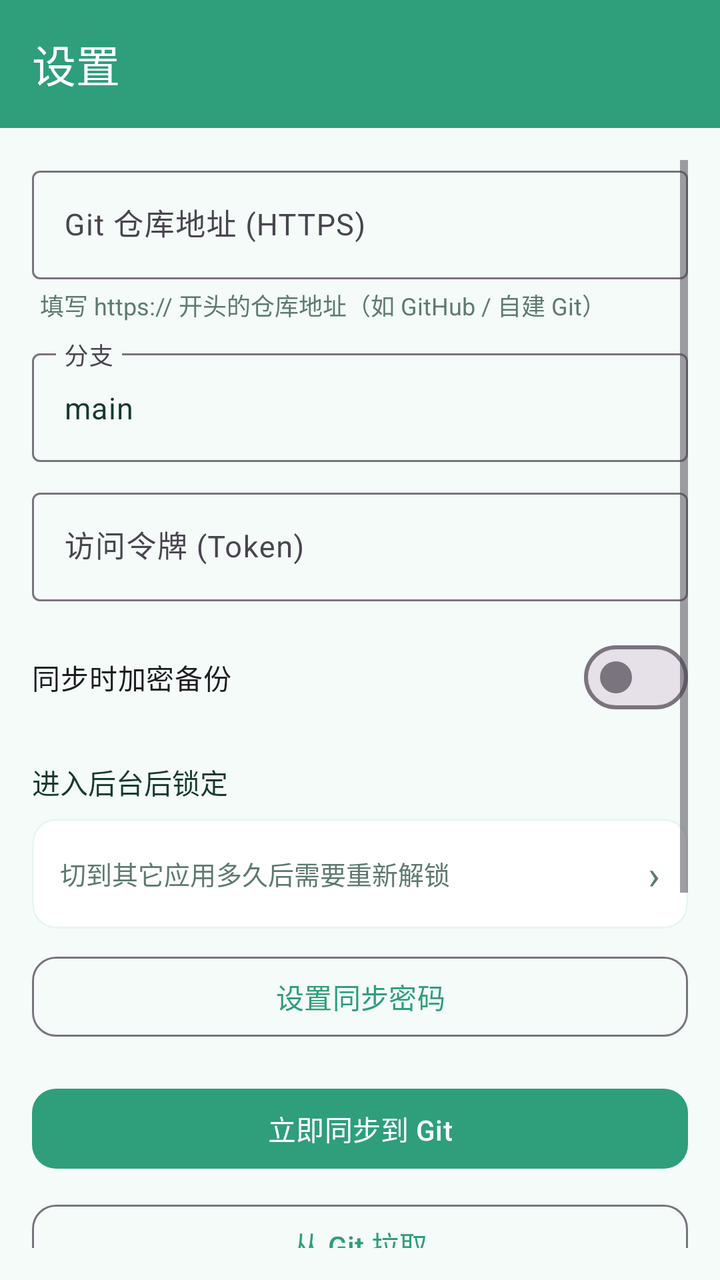
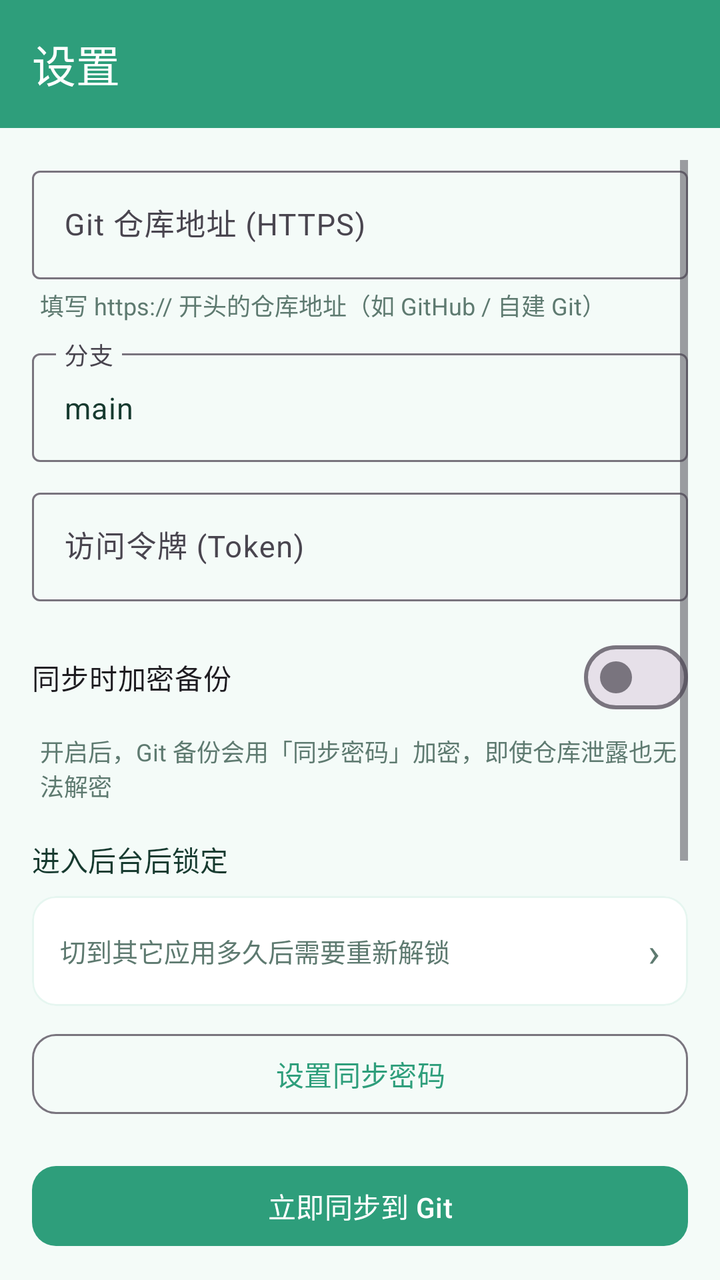

Screens rendered from an Android XML layout before and after an edit, with the pre-edit source and the edit as a unified diff.
<!-- AndroidManifest.xml: activity theme Theme.LXJMFA.NoActionBar -->
<!-- res/layout/activity_settings.xml -->
<?xml version="1.0" encoding="utf-8"?>
<LinearLayout xmlns:android="http://schemas.android.com/apk/res/android"
    xmlns:app="http://schemas.android.com/apk/res-auto"
    android:layout_width="match_parent"
    android:layout_height="match_parent"
    android:orientation="vertical"
    android:background="@color/bg">

    
    <com.google.android.material.appbar.MaterialToolbar
        android:id="@+id/toolbar"
        android:layout_width="match_parent"
        android:layout_height="?attr/actionBarSize"
        android:fitsSystemWindows="true"
        android:background="@color/primary"
        app:titleTextColor="@android:color/white"
        app:navigationIconTint="@android:color/white"
        app:title="@string/settings" />

    <ScrollView
        android:layout_width="match_parent"
        android:layout_height="match_parent"
        android:padding="16dp">

        <LinearLayout
            android:layout_width="match_parent"
            android:layout_height="wrap_content"
            android:orientation="vertical">

            <com.google.android.material.textfield.TextInputLayout
                android:layout_width="match_parent"
                android:layout_height="wrap_content"
                android:hint="@string/git_repo_url"
                style="@style/Widget.Material3.TextInputLayout.OutlinedBox">
                <com.google.android.material.textfield.TextInputEditText
                    android:id="@+id/et_repo"
                    android:layout_width="match_parent"
                    android:layout_height="wrap_content"
                    android:inputType="textUri"
                    android:textColor="@color/text_primary"
                    android:textSize="15sp" />
            </com.google.android.material.textfield.TextInputLayout>

            <TextView
                android:layout_width="match_parent"
                android:layout_height="wrap_content"
                android:layout_marginTop="4dp"
                android:paddingStart="4dp"
                android:text="@string/git_repo_hint"
                android:textColor="@color/text_secondary"
                android:textSize="12sp" />

            <com.google.android.material.textfield.TextInputLayout
                android:layout_width="match_parent"
                android:layout_height="wrap_content"
                android:layout_marginTop="10dp"
                android:hint="@string/git_branch"
                style="@style/Widget.Material3.TextInputLayout.OutlinedBox">
                <com.google.android.material.textfield.TextInputEditText
                    android:id="@+id/et_branch"
                    android:layout_width="match_parent"
                    android:layout_height="wrap_content"
                    android:textColor="@color/text_primary"
                    android:textSize="15sp"
                    android:text="main" />
            </com.google.android.material.textfield.TextInputLayout>

            <com.google.android.material.textfield.TextInputLayout
                android:layout_width="match_parent"
                android:layout_height="wrap_content"
                android:layout_marginTop="10dp"
                android:hint="@string/git_token"
                style="@style/Widget.Material3.TextInputLayout.OutlinedBox">
                <com.google.android.material.textfield.TextInputEditText
                    android:id="@+id/et_token"
                    android:layout_width="match_parent"
                    android:layout_height="wrap_content"
                    android:inputType="textPassword"
                    android:textColor="@color/text_primary"
                    android:textSize="15sp" />
            </com.google.android.material.textfield.TextInputLayout>

            <com.google.android.material.materialswitch.MaterialSwitch
                android:id="@+id/sw_encrypt"
                android:layout_width="match_parent"
                android:layout_height="wrap_content"
                android:layout_marginTop="14dp"
                android:text="@string/encrypt_backup" />

            <TextView
                android:layout_width="wrap_content"
                android:layout_height="wrap_content"
                android:layout_marginTop="18dp"
                android:text="@string/lock_after_title"
                android:textColor="@color/text_primary"
                android:textSize="14sp" />

            <com.google.android.material.card.MaterialCardView
                android:id="@+id/card_bg_lock"
                android:layout_width="match_parent"
                android:layout_height="wrap_content"
                android:layout_marginTop="8dp"
                app:cardBackgroundColor="@color/surface"
                app:cardCornerRadius="12dp"
                app:strokeColor="@color/primary_light"
                app:strokeWidth="1dp">

                <LinearLayout
                    android:layout_width="match_parent"
                    android:layout_height="wrap_content"
                    android:orientation="horizontal"
                    android:padding="14dp"
                    android:gravity="center_vertical">

                    <TextView
                        android:layout_width="0dp"
                        android:layout_height="wrap_content"
                        android:layout_weight="1"
                        android:text="@string/lock_after_summary"
                        android:textColor="@color/text_secondary"
                        android:textSize="13sp" />

                    <TextView
                        android:id="@+id/tv_bg_lock_value"
                        android:layout_width="wrap_content"
                        android:layout_height="wrap_content"
                        android:paddingStart="12dp"
                        android:textColor="@color/primary"
                        android:textSize="15sp"
                        android:textStyle="bold" />

                    <TextView
                        android:layout_width="wrap_content"
                        android:layout_height="wrap_content"
                        android:paddingStart="8dp"
                        android:text="›"
                        android:textColor="@color/text_secondary"
                        android:textSize="20sp" />
                </LinearLayout>
            </com.google.android.material.card.MaterialCardView>

            <com.google.android.material.button.MaterialButton
                android:id="@+id/btn_sync_pwd"
                android:layout_width="match_parent"
                android:layout_height="wrap_content"
                android:layout_marginTop="10dp"
                android:text="@string/set_sync_password"
                style="@style/Widget.Material3.Button.OutlinedButton"
                app:cornerRadius="12dp" />

            <com.google.android.material.button.MaterialButton
                android:id="@+id/btn_sync"
                android:layout_width="match_parent"
                android:layout_height="wrap_content"
                android:layout_marginTop="18dp"
                android:text="@string/sync_now"
                app:cornerRadius="12dp" />

            <com.google.android.material.button.MaterialButton
                android:id="@+id/btn_pull"
                android:layout_width="match_parent"
                android:layout_height="wrap_content"
                android:layout_marginTop="10dp"
                android:text="@string/pull_from_git"
                style="@style/Widget.Material3.Button.OutlinedButton"
                app:cornerRadius="12dp" />

            <View
                android:layout_width="match_parent"
                android:layout_height="1dp"
                android:layout_marginTop="22dp"
                android:background="@color/primary_light" />

            <com.google.android.material.button.MaterialButton
                android:id="@+id/btn_change_pwd"
                android:layout_width="match_parent"
                android:layout_height="wrap_content"
                android:layout_marginTop="16dp"
                android:text="@string/change_password"
                style="@style/Widget.Material3.Button.OutlinedButton"
                app:cornerRadius="12dp" />

            <com.google.android.material.button.MaterialButton
                android:id="@+id/btn_help"
                android:layout_width="match_parent"
                android:layout_height="wrap_content"
                android:layout_marginTop="16dp"
                android:text="@string/open_help"
                style="@style/Widget.Material3.Button.OutlinedButton"
                app:cornerRadius="12dp" />

            <com.google.android.material.button.MaterialButton
                android:id="@+id/btn_check_update"
                android:layout_width="match_parent"
                android:layout_height="wrap_content"
                android:layout_marginTop="10dp"
                android:text="@string/update_check"
                style="@style/Widget.Material3.Button.OutlinedButton"
                app:cornerRadius="12dp" />

            <TextView
                android:layout_width="wrap_content"
                android:layout_height="wrap_content"
                android:layout_marginTop="24dp"
                android:layout_gravity="center_horizontal"
                android:text="@string/about_text"
                android:textColor="@color/text_secondary"
                android:textSize="12sp" />

            <TextView
                android:id="@+id/tv_version"
                android:layout_width="wrap_content"
                android:layout_height="wrap_content"
                android:layout_marginTop="6dp"
                android:layout_gravity="center_horizontal"
                android:textColor="@color/text_secondary"
                android:textSize="12sp" />
        </LinearLayout>
    </ScrollView>
</LinearLayout>
<!-- resources referenced by this layout -->
<resources>
  <color name="bg">#F4FBF8</color>
  <color name="primary">#2E9E7B</color>
  <color name="primary_light">#E6F6F0</color>
  <color name="surface">#FFFFFF</color>
  <color name="text_primary">#163A2F</color>
  <color name="text_secondary">#5E7A70</color>
  <string name="about_text">LXJ-MFA · 本地加密 · 可同步至 Git</string>
  <string name="change_password">修改主密码</string>
  <string name="encrypt_backup">同步时加密备份</string>
  <string name="git_branch">分支</string>
  <string name="git_repo_hint">填写 https:// 开头的仓库地址（如 GitHub / 自建 Git）</string>
  <string name="git_repo_url">Git 仓库地址 (HTTPS)</string>
  <string name="git_token">访问令牌 (Token)</string>
  <string name="lock_after_summary">切到其它应用多久后需要重新解锁</string>
  <string name="lock_after_title">进入后台后锁定</string>
  <string name="open_help">使用说明</string>
  <string name="pull_from_git">从 Git 拉取</string>
  <string name="set_sync_password">设置同步密码</string>
  <string name="settings">设置</string>
  <string name="sync_now">立即同步到 Git</string>
  <string name="update_check">检查更新</string>
  <style name="Theme.LXJMFA.NoActionBar" parent="Theme.LXJMFA" />
  <style name="Theme.LXJMFA" parent="Theme.Material3.DayNight.NoActionBar">
          <item name="colorPrimary">@color/primary</item>
          <item name="colorPrimaryDark">@color/primary_dark</item>
          <item name="colorAccent">@color/accent</item>
          <item name="android:colorBackground">@color/bg</item>
          <item name="android:statusBarColor">@color/primary_dark</item>
          <item name="android:navigationBarColor">@color/bg</item>
          <item name="android:windowLightStatusBar">false</item>
      </style>
  <color name="primary_dark">#1F7A5E</color>
  <color name="accent">#37B6C4</color>
</resources>

<!-- the commit's change to res/layout/activity_settings.xml (unified diff, before → after) -->
@@ -88,6 +88,15 @@
                 android:text="@string/encrypt_backup" />
 
             <TextView
+                android:layout_width="match_parent"
+                android:layout_height="wrap_content"
+                android:layout_marginTop="4dp"
+                android:paddingStart="4dp"
+                android:text="@string/encrypt_backup_hint"
+                android:textColor="@color/text_secondary"
+                android:textSize="12sp" />
+
+            <TextView
                 android:layout_width="wrap_content"
                 android:layout_height="wrap_content"
                 android:layout_marginTop="18dp"
<!-- resource entries referenced after the edit -->
@@ -9,6 +9,7 @@
   <string name="about_text">LXJ-MFA · 本地加密 · 可同步至 Git</string>
   <string name="change_password">修改主密码</string>
   <string name="encrypt_backup">同步时加密备份</string>
+  <string name="encrypt_backup_hint">开启后，Git 备份会用「同步密码」加密，即使仓库泄露也无法解密</string>
   <string name="git_branch">分支</string>
   <string name="git_repo_hint">填写 https:// 开头的仓库地址（如 GitHub / 自建 Git）</string>
   <string name="git_repo_url">Git 仓库地址 (HTTPS)</string>
